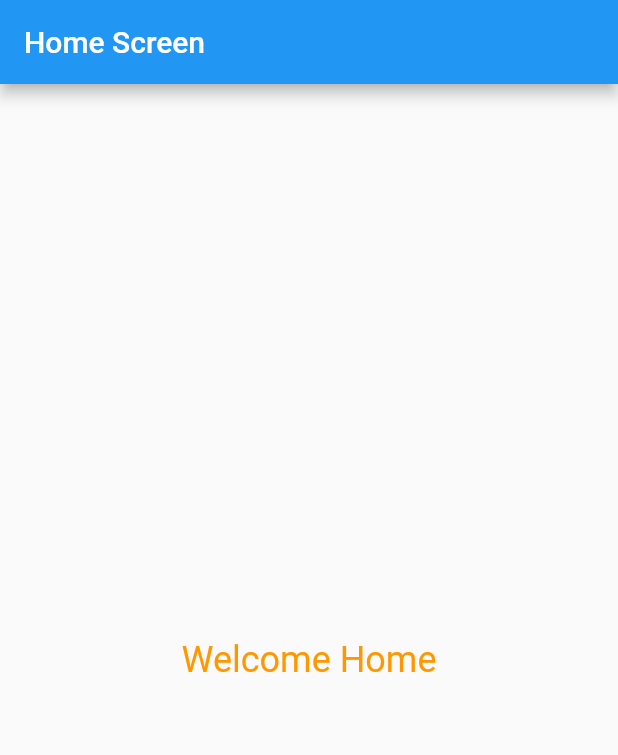
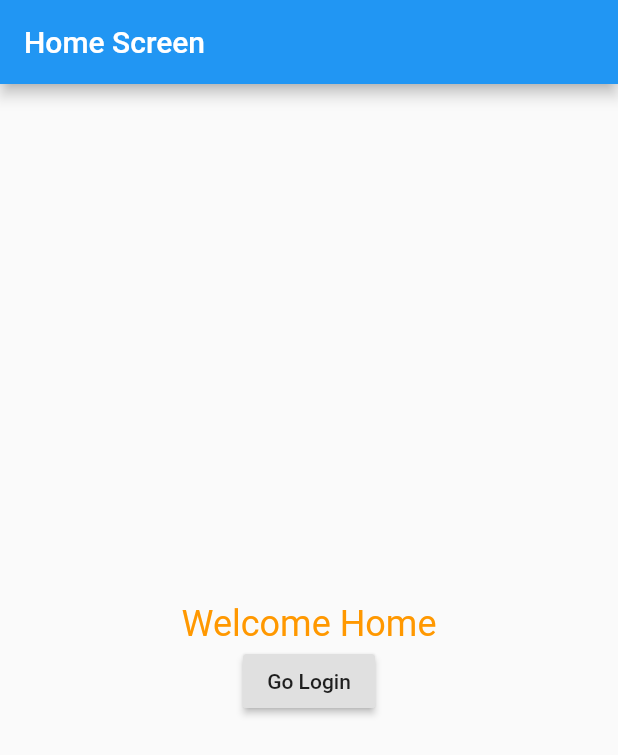
Before and after one commit to okursoftware/flutter_architecture_template, a Flutter app: the screen it shows after launch, on a phone screen of 412 x 824 dp. Shown: the top 755 px of the screen. Run offline on Flutter 3.47's test engine with Material 2 defaults, Android fonts, the phone set to English and light mode, and no system bars; our stand-ins replace auto_route, get_it, injectable, stacked, stacked_services; accounts and stored records are empty.

Commit message:
Login scenario

```diff
--- a/lib/app/locator.iconfig.dart
+++ b/lib/app/locator.iconfig.dart
@@ -4,6 +4,8 @@
 // InjectableConfigGenerator
 // **************************************************************************
 
+import 'package:flutter_architecture/common/api_client/api_client.dart';
+import 'package:flutter_architecture/services/auth_service.dart';
 import 'package:flutter_architecture/services/third_party_services_module.dart';
 import 'package:stacked_services/stacked_services.dart';
 import 'package:flutter_architecture/services/wait_service.dart';
@@ -11,6 +13,8 @@ import 'package:get_it/get_it.dart';
 
 void $initGetIt(GetIt g, {String environment}) {
   final thirdPartyServicesModule = _$ThirdPartyServicesModule();
+  g.registerLazySingleton<ApiClient>(() => ApiClient());
+  g.registerLazySingleton<AuthService>(() => AuthService());
   g.registerLazySingleton<DialogService>(
       () => thirdPartyServicesModule.dialogService);
   g.registerLazySingleton<NavigationService>(
--- a/lib/app/router.dart
+++ b/lib/app/router.dart
@@ -1,5 +1,6 @@
 import 'package:auto_route/auto_route_annotations.dart';
 import 'package:flutter_architecture/view/home/home_view.dart';
+import 'package:flutter_architecture/view/login/login_view.dart';
 import 'package:flutter_architecture/view/splash/splash_view.dart';
 
 @MaterialAutoRouter()
@@ -8,4 +9,5 @@ class $Router {
   SplashView splashView;
 
   HomeView homeView;
+  LoginView loginView;
 }
--- a/lib/view/home/home_view.dart
+++ b/lib/view/home/home_view.dart
@@ -12,9 +12,18 @@ class HomeView extends StatelessWidget {
                 title: Text("Home Screen"),
               ),
               body: Center(
-                child: Text(
-                  "Welcome Home",
-                  style: TextStyle(color: Colors.orange, fontSize: 24),
+                child: Column(
+                  mainAxisAlignment: MainAxisAlignment.center,
+                  children: <Widget>[
+                    Text(
+                      "Welcome Home",
+                      style: TextStyle(color: Colors.orange, fontSize: 24),
+                    ),
+                    RaisedButton(
+                      onPressed: model.goToLogin,
+                      child: Text("Go Login"),
+                    ) ,
+                  ],
                 ),
               ),
             ),
--- a/lib/view/home/home_viewmodel.dart
+++ b/lib/view/home/home_viewmodel.dart
@@ -1,4 +1,13 @@
 
+import 'package:flutter_architecture/app/locator.dart';
+import 'package:flutter_architecture/app/router.gr.dart';
 import 'package:stacked/stacked.dart';
+import 'package:stacked_services/stacked_services.dart';
 
-class HomeViewModel extends BaseViewModel{}
+class HomeViewModel extends BaseViewModel{
+  NavigationService _navigationService = locator<NavigationService>();
+
+  goToLogin(){
+    _navigationService.navigateTo(Routes.loginView);
+  }
+}
```
Also changed, not shown: lib/common/api_client/api_client.dart (added, +14 -0 lines), lib/models/user.dart (added, +9 -0 lines), lib/services/auth_service.dart (added, +28 -0 lines), lib/view/login/login_view.dart (added, +29 -0 lines), lib/view/login/login_viewmodel.dart (added, +25 -0 lines), lib/app/router.gr.dart.
